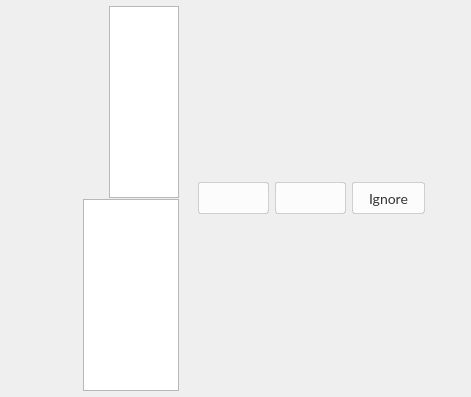
Before: the Qt Designer form src/MEGASync/stalled_issues/gui/win/StalledIssueHeader.ui in meganz/MEGAsync, drawn with Qt 5.
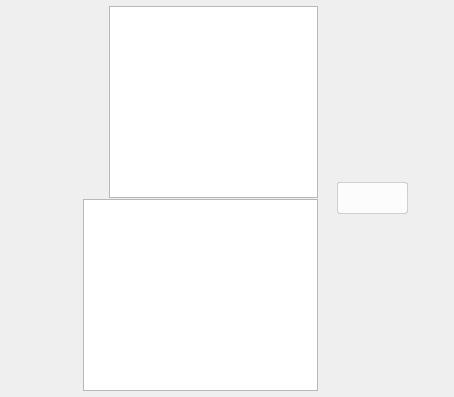
After: the same form once the commit is applied. Icons and pictures are not drawn. Custom widgets are drawn as their Qt base class.

What changed in the file:
```diff
--- a/src/MEGASync/stalled_issues/gui/win/StalledIssueHeader.ui
+++ b/src/MEGASync/stalled_issues/gui/win/StalledIssueHeader.ui
@@ -358,9 +358,6 @@
       <property name="bottomMargin">
        <number>0</number>
       </property>
-      <item>
-       <widget class="QWidget" name="actionButtonsContainer" native="true">
-        <layout class="QHBoxLayout" name="horizontalLayout_8">
          <property name="leftMargin">
           <number>0</number>
          </property>
@@ -373,34 +370,6 @@
          <property name="bottomMargin">
           <number>0</number>
          </property>
-         <item>
-          <widget class="QPushButton" name="actionButton">
-           <property name="sizePolicy">
-            <sizepolicy hsizetype="Preferred" vsizetype="Fixed">
-             <horstretch>0</horstretch>
-             <verstretch>0</verstretch>
-            </sizepolicy>
-           </property>
-           <property name="minimumSize">
-            <size>
-             <width>0</width>
-             <height>32</height>
-            </size>
-           </property>
-           <property name="maximumSize">
-            <size>
-             <width>16777215</width>
-             <height>32</height>
-            </size>
-           </property>
-           <property name="cursor">
-            <cursorShape>PointingHandCursor</cursorShape>
-           </property>
-           <property name="text">
-            <string/>
-           </property>
-          </widget>
-         </item>
          <item>
           <widget class="QPushButton" name="multipleActionButton">
            <property name="minimumSize">
@@ -434,28 +403,6 @@
            </property>
           </widget>
          </item>
-         <item>
-          <widget class="QPushButton" name="ignoreFileButton">
-           <property name="minimumSize">
-            <size>
-             <width>0</width>
-             <height>32</height>
-            </size>
-           </property>
-           <property name="maximumSize">
-            <size>
-             <width>16777215</width>
-             <height>32</height>
-            </size>
-           </property>
-           <property name="text">
-            <string>Ignore</string>
-           </property>
-          </widget>
-         </item>
-        </layout>
-       </widget>
-      </item>
       <item>
        <widget class="QWidget" name="actionMessageContainer" native="true">
         <layout class="QHBoxLayout" name="horizontalLayout_5">
```
